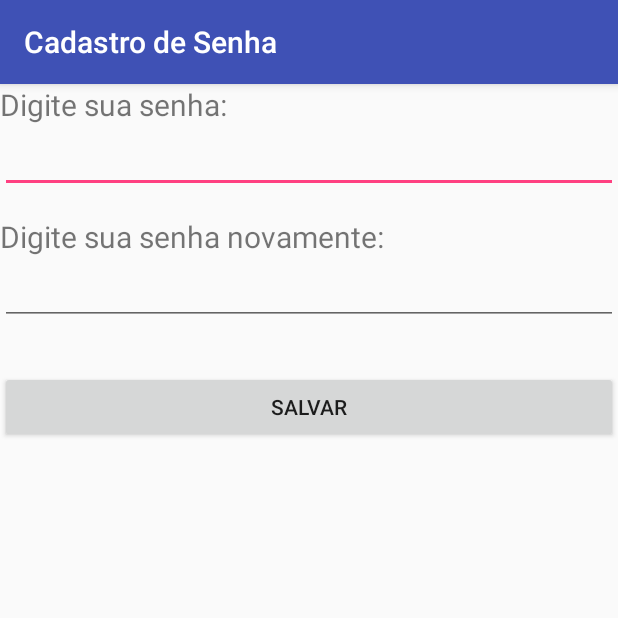
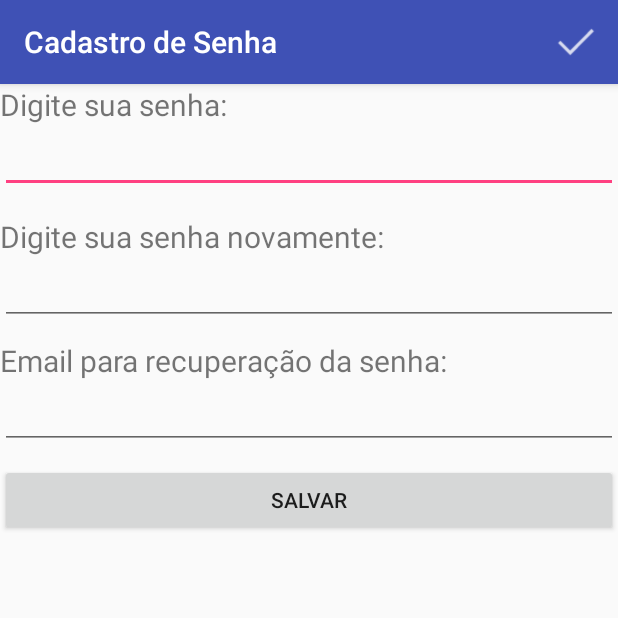
Before and after one commit to moraisvinny/ControledosPais, an Android app: the CadastroSenhaActivity screen opened directly, with no data from a screen before it, on a phone screen of 412 x 824 dp, the top half of it. Run offline under Robolectric (Android 15) with nearby library versions, the phone set to English and light mode, and no system bars; 1 statement that could not run was skipped.

Commit message:
Cadastro de senha e recuperacao de senha por email

```diff
--- /dev/null
+++ b/app/src/main/java/com/estilotech/controledospais/dao/SenhaDAO.java
@@ -0,0 +1,82 @@
+package com.estilotech.controledospais.dao;
+
+import android.content.ContentValues;
+import android.content.Context;
+import android.database.Cursor;
+import android.database.sqlite.SQLiteDatabase;
+import android.database.sqlite.SQLiteOpenHelper;
+import android.support.annotation.NonNull;
+
+import com.estilotech.controledospais.common.SenhaVO;
+
+/**
+ * Created by vinic on 15/06/2017.
+ */
+
+public class SenhaDAO extends SQLiteOpenHelper {
+
+    private static final String NOME_BANCO = "ControlePais";
+    private static final int VERSAO_BANCO = 1;
+    public static final String SELECT_FROM_SENHAS = "Select * from Senhas";
+
+    public SenhaDAO(Context context) {
+        super(context, NOME_BANCO, null, VERSAO_BANCO);
+    }
+
+    @Override
+    public void onCreate(SQLiteDatabase db) {
+        String sql = "CREATE TABLE Senhas (id INTEGER PRIMARY KEY, senha INTEGER NOT NULL, email TEXT NOT NULL)";
+        db.execSQL(sql);
+
+    }
+
+    @Override
+    public void onUpgrade(SQLiteDatabase db, int oldVersion, int newVersion) {
+        String sql = "DROP TABLE IF EXISTS Senhas";
+        db.execSQL(sql);
+        onCreate(db);
+    }
+
+    public void inserir(SenhaVO senhaVO) {
+
+        SQLiteDatabase db = getWritableDatabase();
+
+        ContentValues cv = getContentValues(senhaVO);
+
+        db.insert("Senhas", null,cv);
+
+    }
+
+    @NonNull
+    private ContentValues getContentValues(SenhaVO senhaVO) {
+        ContentValues cv = new ContentValues();
+        cv.put("senha", senhaVO.getSenha());
+        cv.put("email", senhaVO.getEmail());
+        return cv;
+    }
+
+    public SenhaVO obter(){
+
+        SQLiteDatabase db = getReadableDatabase();
+        Cursor cursor = db.rawQuery(SELECT_FROM_SENHAS,new String[]{});
+
+        SenhaVO senhaVO = null;
+        boolean temRegistro = cursor.moveToNext();
+        if(temRegistro) {
+            senhaVO = new SenhaVO();
+            senhaVO.setId(cursor.getInt(cursor.getColumnIndex("id")));
+            senhaVO.setSenha(cursor.getInt(cursor.getColumnIndex("senha")));
+            senhaVO.setEmail(cursor.getString(cursor.getColumnIndex("email")));
+        }
+
+        return senhaVO;
+
+    }
+
+    public void atualizar(SenhaVO senhaVO) {
+
+        SQLiteDatabase db = getWritableDatabase();
+        ContentValues cv = getContentValues(senhaVO);
+        db.update("Senhas",cv,"id = ?",new String[]{senhaVO.getId().toString()});
+    }
+}
--- a/app/src/main/res/layout/activity_cadastro_senha.xml
+++ b/app/src/main/res/layout/activity_cadastro_senha.xml
@@ -6,6 +6,7 @@
     android:layout_height="match_parent"
     tools:context=".CadastroSenhaActivity">
     <TextView
+        android:id="@+id/formulario_login_texto"
         android:layout_width="match_parent"
         android:layout_height="wrap_content"
         android:text="Digite sua senha:"
@@ -20,21 +21,30 @@
         android:layout_height="wrap_content"
         android:text="Digite sua senha novamente:"
         android:textSize="20dp"
-        android:paddingTop="15dp"/>
+        android:layout_marginTop="15dp"/>
     <EditText
         android:id="@+id/formulario_login_senha_dois"
         android:layout_width="match_parent"
         android:layout_height="wrap_content"
         android:inputType="numberPassword"/>
-    <ImageView
-        android:layout_width="wrap_content"
+
+    <TextView
+        android:layout_width="match_parent"
         android:layout_height="wrap_content"
-        android:padding="15dp"/>
+        android:text="Email para recuperação da senha:"
+        android:textSize="20dp"
+        android:layout_marginTop="10dp"/>
+    <EditText
+        android:id="@+id/formulario_login_email"
+        android:layout_width="match_parent"
+        android:layout_height="wrap_content"
+        />
     <Button
         android:layout_width="match_parent"
         android:layout_height="wrap_content"
         android:text="Salvar"
         android:onClick="salvarSenha"
+        android:layout_marginTop="10dp"
         />
 
 </LinearLayout>
--- /dev/null
+++ b/app/src/main/res/menu/menu_ok.xml
@@ -0,0 +1,12 @@
+<?xml version="1.0" encoding="utf-8"?>
+<menu xmlns:android="http://schemas.android.com/apk/res/android"
+    xmlns:app="http://schemas.android.com/apk/res-auto"
+    xmlns:tools="http://schemas.android.com/tools"
+    tools:context=".CadastroSenhaActivity">
+    <item
+        android:id="@+id/menu_botao_ok"
+        android:title="Ok"
+        android:icon="@drawable/ic_confirmar"
+        app:showAsAction="always"
+        android:onClick="salvarSenha"/>
+</menu>
--- a/app/src/main/res/values/strings.xml
+++ b/app/src/main/res/values/strings.xml
@@ -2,6 +2,8 @@
     <string name="app_name">Controle dos Pais</string>
     <string-array name="configs">
         <item>Alterar Senha</item>
+        <item>Esqueci a Senha</item>
         <item>Apps Liberados</item>
+        <item>Faça um desenvolvedor feliz :)</item>
     </string-array>
 </resources>
--- a/build.gradle
+++ b/build.gradle
@@ -5,7 +5,7 @@ buildscript {
         jcenter()
     }
     dependencies {
-        classpath 'com.android.tools.build:gradle:2.3.2'
+        classpath 'com.android.tools.build:gradle:2.3.3'
 
         // NOTE: Do not place your application dependencies here; they belong
         // in the individual module build.gradle files
```
Also changed, not shown: app/build.gradle (+14 -0 lines), app/src/main/AndroidManifest.xml (+4 -4 lines), app/src/main/java/com/estilotech/controledospais/AppDetail.java (deleted, +0 -38 lines), app/src/main/java/com/estilotech/controledospais/CadastroSenhaActivity.java (+83 -3 lines), app/src/main/java/com/estilotech/controledospais/ConfereSenhaActivity.java (added, +44 -0 lines), app/src/main/java/com/estilotech/controledospais/ConfiguracoesActivity.java (+48 -13 lines), app/src/main/java/com/estilotech/controledospais/HomeActivity.java (+12 -11 lines), app/src/main/java/com/estilotech/controledospais/common/AppVO.java (added, +38 -0 lines), app/src/main/java/com/estilotech/controledospais/common/ControleDosPaisEnum.java (added, +20 -0 lines), app/src/main/java/com/estilotech/controledospais/common/SenhaVO.java (added, +36 -0 lines), app/src/main/java/com/estilotech/controledospais/helper/DialogHelper.java (added, +55 -0 lines), app/src/main/java/com/estilotech/controledospais/mail/SendMail.java (added, +107 -0 lines), app/src/main/res/layout/activity_confere_senha.xml (added, +33 -0 lines), app/src/main/res/drawable/ic_confirmar.png (added), 5 other files.
